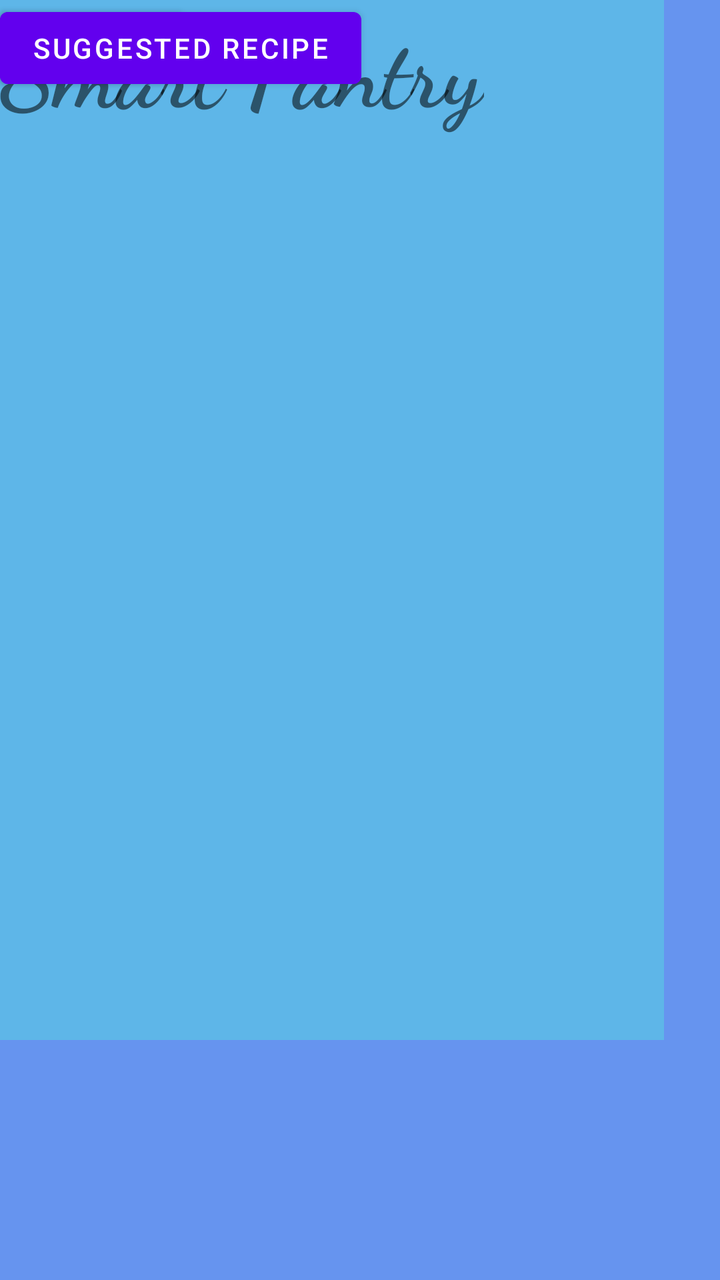
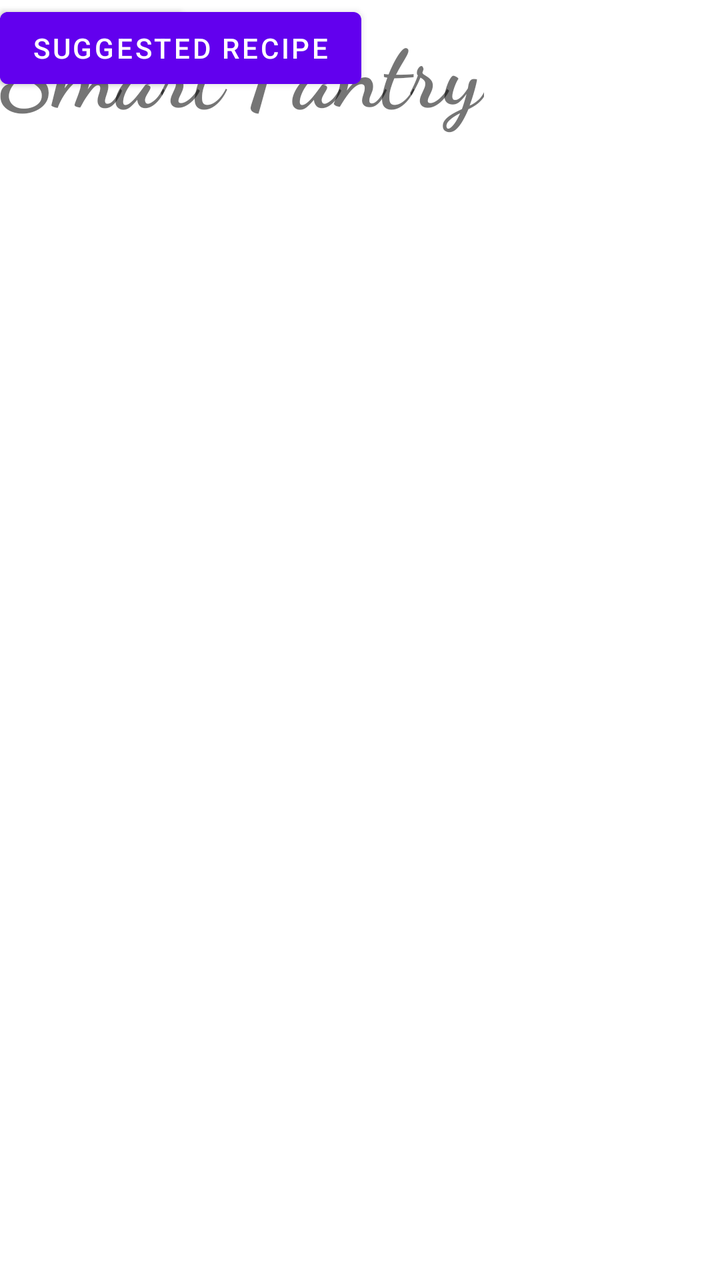

Compare the two renders of this Android layout. The source of the first and the diff that turns it into the second are given below.
<!-- AndroidManifest.xml: application theme Theme.SmartPantry -->
<!-- res/layout/activity_home_page.xml -->
<?xml version="1.0" encoding="utf-8"?>
<androidx.constraintlayout.widget.ConstraintLayout xmlns:android="http://schemas.android.com/apk/res/android"
    xmlns:app="http://schemas.android.com/apk/res-auto"
    xmlns:tools="http://schemas.android.com/tools"
    android:id="@+id/main"
    android:layout_width="match_parent"
    android:layout_height="match_parent"
    android:background="#6694EF"
    tools:context=".home_page">

    <Button
        android:id="@+id/btnPantry"
        android:layout_width="wrap_content"
        android:layout_height="wrap_content"
        android:fontFamily="sans-serif-medium"
        android:text="Pantry"
        tools:layout_editor_absoluteX="159dp"
        tools:layout_editor_absoluteY="379dp" />

    <Button
        android:id="@+id/btnSuggest"
        android:layout_width="wrap_content"
        android:layout_height="wrap_content"
        android:text="Suggested Recipe"
        tools:layout_editor_absoluteX="115dp"
        tools:layout_editor_absoluteY="461dp" />

    <View
        android:id="@+id/vwAccent"
        android:layout_width="332dp"
        android:layout_height="520dp"
        android:background="#8457D7E2"
        android:focusable="false"
        android:focusableInTouchMode="false"
        android:forceHasOverlappingRendering="false"
        tools:layout_editor_absoluteX="39dp"
        tools:layout_editor_absoluteY="105dp"
        tools:visibility="visible" />

    <TextView
        android:id="@+id/txtTitle"
        android:layout_width="wrap_content"
        android:layout_height="wrap_content"
        android:fontFamily="cursive"
        android:text="Smart Pantry"
        android:textSize="48sp"
        android:textStyle="bold"
        tools:layout_editor_absoluteX="83dp"
        tools:layout_editor_absoluteY="141dp" />

</androidx.constraintlayout.widget.ConstraintLayout>
<!-- resources referenced by this layout -->
<resources>
  <style name="Theme.SmartPantry" parent="Theme.MaterialComponents.DayNight.DarkActionBar">
          
          <item name="colorPrimary">@color/purple_500</item>
          <item name="colorPrimaryVariant">@color/purple_700</item>
          <item name="colorOnPrimary">@color/white</item>
          
          <item name="colorSecondary">@color/teal_200</item>
          <item name="colorSecondaryVariant">@color/teal_700</item>
          <item name="colorOnSecondary">@color/black</item>
          
          <item name="android:statusBarColor">?attr/colorPrimaryVariant</item>
          
      </style>
  <color name="purple_500">#FF6200EE</color>
  <color name="purple_700">#FF3700B3</color>
  <color name="white">#FFFFFFFF</color>
  <color name="teal_200">#FF03DAC5</color>
  <color name="teal_700">#FF018786</color>
  <color name="black">#FF000000</color>
</resources>

<!-- the commit's change to res/layout/activity_home_page.xml (unified diff, before → after) -->
@@ -5,7 +5,7 @@
     android:id="@+id/main"
     android:layout_width="match_parent"
     android:layout_height="match_parent"
-    android:background="#6694EF"
+    android:background="#00FFFFFF"
     tools:context=".home_page">
 
     <Button
@@ -25,18 +25,6 @@
         tools:layout_editor_absoluteX="115dp"
         tools:layout_editor_absoluteY="461dp" />
 
-    <View
-        android:id="@+id/vwAccent"
-        android:layout_width="332dp"
-        android:layout_height="520dp"
-        android:background="#8457D7E2"
-        android:focusable="false"
-        android:focusableInTouchMode="false"
-        android:forceHasOverlappingRendering="false"
-        tools:layout_editor_absoluteX="39dp"
-        tools:layout_editor_absoluteY="105dp"
-        tools:visibility="visible" />
-
     <TextView
         android:id="@+id/txtTitle"
         android:layout_width="wrap_content"
